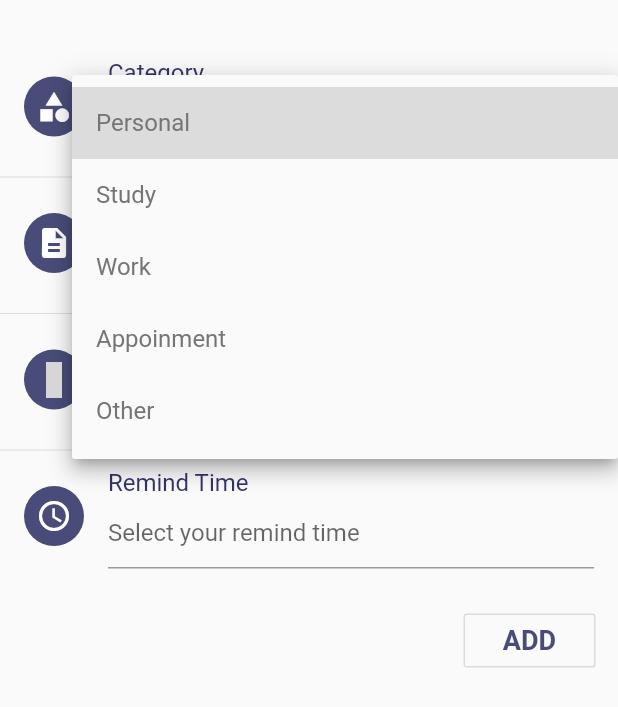
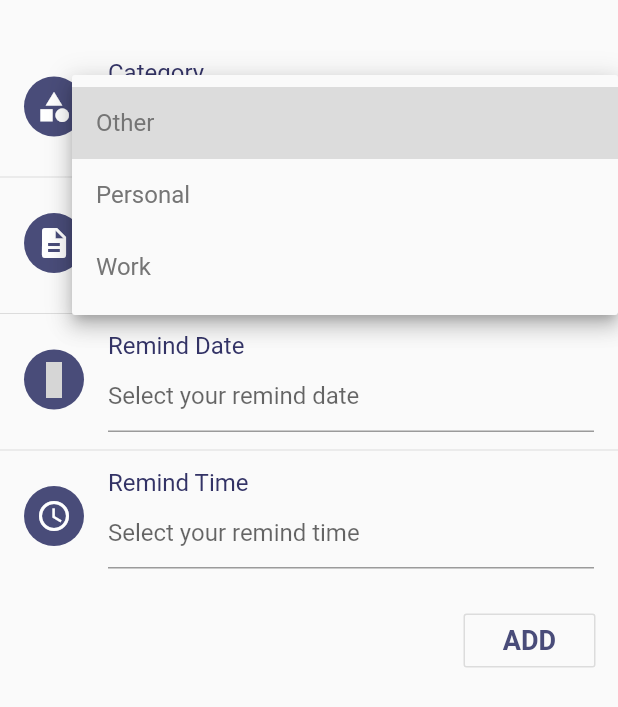
Before and after one commit to abishaan/Reminder, a Flutter app: the CreateEventWidget widget shown alone on an empty page, opened directly with empty values, after a tap on "Event category", on a phone screen of 412 x 824 dp. Shown: the top 707 px of the screen. Run offline on Flutter 3.47's test engine with Material 2 defaults, Android fonts, the phone set to English and light mode, and no system bars; our stand-ins replace cloud_firestore, flutter_colorpicker, flutter_spinkit, material_design_icons_flutter, table_calendar; missing offline and left inert: flutter_iconpicker; accounts and stored records are empty; grey boxes are pictures that could not be loaded.

Commit message:
working v2.1:-  category  working

```diff
--- a/lib/screens/category_screen/create_category.dart
+++ b/lib/screens/category_screen/create_category.dart
@@ -21,10 +21,7 @@ class _CreateCategoryWidgetState extends State<CreateCategoryWidget> {
   final _formKey = GlobalKey<FormState>();
   final List<String> _icons = [
     'Personal',
-    'Study',
     'Work',
-    'Appoinment',
-    'Other'
   ];
 
   //form values
--- a/lib/screens/event_screen/create_event.dart
+++ b/lib/screens/event_screen/create_event.dart
@@ -4,6 +4,7 @@ import 'package:intl/intl.dart';
 import 'package:material_design_icons_flutter/material_design_icons_flutter.dart';
 import 'package:provider/provider.dart';
 import 'package:reminder/models/category.dart';
+import 'package:reminder/services/category_service.dart';
 import 'package:reminder/services/event_service.dart';
 import 'package:reminder/models/event.dart';
 import 'package:reminder/themes/theme_color.dart';
@@ -28,6 +29,11 @@ class _CreateEventWidgetState extends State<CreateEventWidget> {
   String _eventCategory;
   DateTime _eventDate;
   TimeOfDay _eventTime;
+  Map<String, int> _categoryColorMap = {
+    'Personal': Colors.pink.value,
+    'Work': Colors.purple.value,
+    'Other': Colors.red.value
+  };
 
   @override
   void initState() {
@@ -66,6 +72,7 @@ class _CreateEventWidgetState extends State<CreateEventWidget> {
           id: _id,
           reference: _reference,
           category: _eventCategory,
+          categoryColor: _categoryColorMap[_eventCategory],
           description: _eventDescription,
           remindDate:
               DateFormat("yyyy-MM-dd").parse(_eventDate.toString()).toString(),
@@ -88,14 +95,17 @@ class _CreateEventWidgetState extends State<CreateEventWidget> {
 
   @override
   Widget build(BuildContext context) {
-    List<String> _categoryNames = List();
-    final categories = Provider.of<List<Category>>(context);
+    List<String> _categoryNames = [];
+    final categories = Provider.of<List<Category>>(context) ?? [];
 
-    if (categories == null) {
-      _categoryNames = ['Personal', 'Study', 'Work', 'Appoinment', 'Other'];
-    } else {
-      categories.forEach((category) => _categoryNames.add(category.name));
-    }
+    _categoryNames = ['Personal', 'Work', 'Other'];
+
+    categories.forEach((category) {
+      _categoryColorMap[category.name] = category.color;
+      _categoryNames.add(category.name);
+    });
+
+    _categoryNames.sort((a,b)=> a.compareTo(b));
 
     return Container(
       padding: EdgeInsets.only(top: 35, bottom: 10),
@@ -108,9 +118,7 @@ class _CreateEventWidgetState extends State<CreateEventWidget> {
             crossAxisAlignment: CrossAxisAlignment.start,
             mainAxisSize: MainAxisSize.min,
             children: <Widget>[
-              InkWell(
-                onTap: () {},
-                child: ListTile(
+              ListTile(
                 leading: CircleAvatar(
                   child: Icon(Icons.category, color: Colors.white),
                   backgroundColor: ThemeColor.primaryAccent,
@@ -137,15 +145,11 @@ class _CreateEventWidgetState extends State<CreateEventWidget> {
                   isDense: true,
                   validator: (value) =>
                       value == null ? 'Please select event category' : null,
-                    onChanged: (value) =>
-                        setState(() => _eventCategory = value),
-                  ),
+                  onChanged: (value) => setState(() => _eventCategory = value),
                 ),
               ),
               Divider(),
-              InkWell(
-                onTap: () {},
-                child: ListTile(
+              ListTile(
                 leading: CircleAvatar(
                   child: Icon(Icons.description, color: Colors.white),
                   backgroundColor: ThemeColor.primaryAccent,
@@ -168,13 +172,11 @@ class _CreateEventWidgetState extends State<CreateEventWidget> {
                       value.isEmpty ? 'Please enter event description' : null,
                   onChanged: (value) =>
                       setState(() => _eventDescription = value),
-                  ),
+                  onTap: () {},
                 ),
               ),
               Divider(),
-              InkWell(
-                onTap: () {},
-                child: ListTile(
+              ListTile(
                 leading: CircleAvatar(
                   child: Icon(MdiIcons.calendar, color: Colors.white),
                   backgroundColor: ThemeColor.primaryAccent,
@@ -201,11 +203,8 @@ class _CreateEventWidgetState extends State<CreateEventWidget> {
                   ),
                 ),
               ),
-              ),
               Divider(),
-              InkWell(
-                onTap: () {},
-                child: ListTile(
+              ListTile(
                 leading: CircleAvatar(
                   child: Icon(Icons.access_time, color: Colors.white),
                   backgroundColor: ThemeColor.primaryAccent,
@@ -232,7 +231,6 @@ class _CreateEventWidgetState extends State<CreateEventWidget> {
                   ),
                 ),
               ),
-              ),
               Container(
                 padding: EdgeInsets.symmetric(vertical: 20.0, horizontal: 15),
                 alignment: Alignment.bottomRight,
```
Also changed, not shown: lib/services/category_service.dart (+0 -13 lines). Lines whose indentation alone changed are shown as unchanged.
